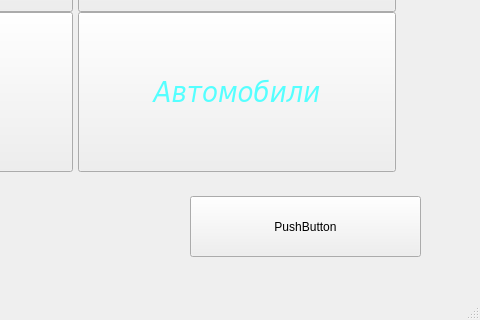
JohnnyBrawo/CarServ, file mainwindow.ui: the form before one commit; both pictures show x 320 to 800 and y 280 to 600 of the 800 by 600 pixel window.
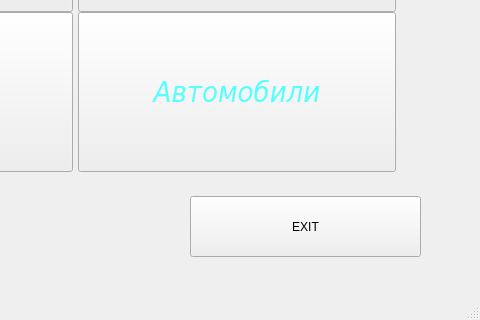
The form after the commit. Icons and pictures are not drawn.

Commit message: Menus and submenus delete changes. ComboBox on the move

Patch:
```diff
--- a/mainwindow.ui
+++ b/mainwindow.ui
@@ -178,7 +178,7 @@
      </rect>
     </property>
     <property name="text">
-     <string>PushButton</string>
+     <string>EXIT</string>
     </property>
    </widget>
   </widget>
```
The commit also changes 7 other files.
